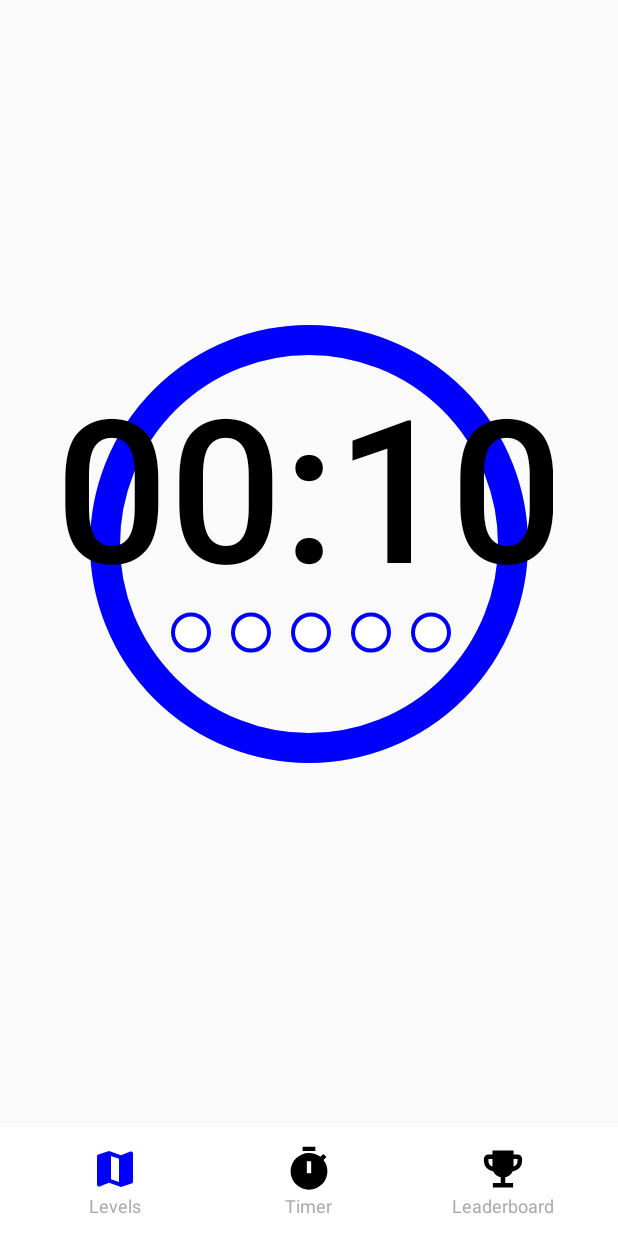
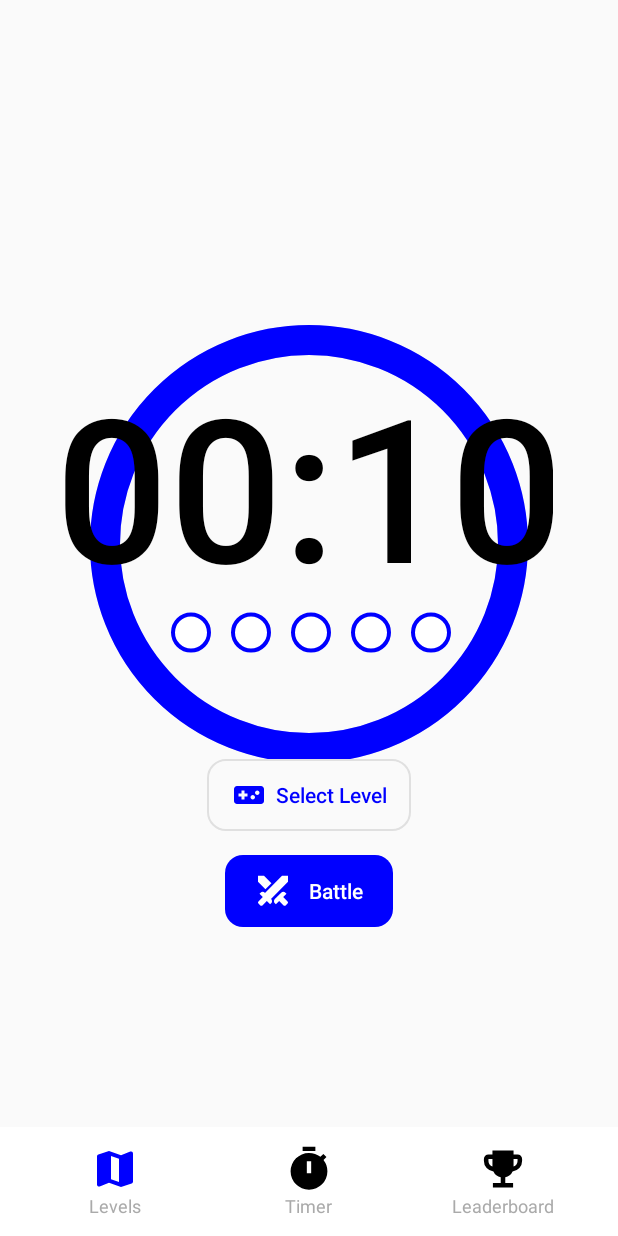
Before and after one commit to Rodarbal/productivity-app, an Android app built with Jetpack Compose: the LevelsActivity screen opened directly, with no data from a screen before it, on a phone screen of 412 x 824 dp. Run offline under Robolectric (Android 15) with nearby library versions, the phone set to English and light mode, and no system bars.

Commit message:
most of level ui

```diff
--- /dev/null
+++ b/app/src/main/res/drawable/button_battle_background.xml
@@ -0,0 +1,5 @@
+<shape xmlns:android="http://schemas.android.com/apk/res/android"
+    android:shape="rectangle">
+    <solid android:color="#0000FF" />
+    <corners android:radius="12dp" />
+</shape>
--- /dev/null
+++ b/app/src/main/res/drawable/ic_battle.xml
@@ -0,0 +1,9 @@
+<vector xmlns:android="http://schemas.android.com/apk/res/android"
+    android:width="24dp"
+    android:height="24dp"
+    android:viewportWidth="960"
+    android:viewportHeight="960">
+  <path
+      android:pathData="M762,864 L645,748l-88,88 -28,-28q-23,-23 -23,-57t23,-57l169,-169q23,-23 57,-23t57,23l28,28 -88,88 116,117q12,12 12,28t-12,28l-50,50q-12,12 -28,12t-28,-12ZM880,236L426,690l5,4q23,23 23,57t-23,57l-28,28 -88,-88L198,864q-12,12 -28,12t-28,-12l-50,-50q-12,-12 -12,-28t12,-28l116,-117 -88,-88 28,-28q23,-23 57,-23t57,23l4,5 454,-454h160v160ZM278,434 L80,236v-160h160l198,198 -160,160Z"
+      android:fillColor="@android:color/white"/>
+</vector>
--- /dev/null
+++ b/app/src/main/res/drawable/ic_control.xml
@@ -0,0 +1,9 @@
+<vector xmlns:android="http://schemas.android.com/apk/res/android"
+    android:width="24dp"
+    android:height="24dp"
+    android:viewportWidth="960"
+    android:viewportHeight="960">
+  <path
+      android:pathData="M160,720q-33,0 -56.5,-23.5T80,640v-320q0,-33 23.5,-56.5T160,240h640q33,0 56.5,23.5T880,320v320q0,33 -23.5,56.5T800,720L160,720ZM280,600h80v-80h80v-80h-80v-80h-80v80h-80v80h80v80ZM580,600q25,0 42.5,-17.5T640,540q0,-25 -17.5,-42.5T580,480q-25,0 -42.5,17.5T520,540q0,25 17.5,42.5T580,600ZM700,480q25,0 42.5,-17.5T760,420q0,-25 -17.5,-42.5T700,360q-25,0 -42.5,17.5T640,420q0,25 17.5,42.5T700,480Z"
+      android:fillColor="@android:color/white"/>
+</vector>
--- a/app/src/main/res/layout/activity_levels.xml
+++ b/app/src/main/res/layout/activity_levels.xml
@@ -11,6 +11,48 @@
         android:layout_height="350dp"
         android:layout_marginTop="200dp"
         android:layout_gravity="center_horizontal" />
+
+    <LinearLayout
+        android:layout_width="wrap_content"
+        android:layout_height="wrap_content"
+        android:orientation="vertical"
+        android:gravity="center"
+        android:layout_gravity="center"
+        android:layout_marginTop="150dp"
+        >
+
+        <Button
+            android:id="@+id/selectLevel"
+            android:layout_width="wrap_content"
+            android:layout_height="wrap_content"
+            android:text="Select Level"
+            android:drawableStart="@drawable/ic_control"
+            android:drawableTint="#0000FF"
+            android:drawablePadding="6dp"
+            android:paddingStart="16dp"
+            android:paddingEnd="16dp"
+            android:background="@drawable/button_reset_background"
+            android:textColor="#0000FF"
+            android:textAllCaps="false"
+            android:stateListAnimator="@null"
+            />
+
+        <Button
+            android:id="@+id/battle"
+            android:layout_width="wrap_content"
+            android:layout_height="wrap_content"
+            android:layout_marginTop="16dp"
+            android:text="Battle"
+            android:drawableStart="@drawable/ic_battle"
+            android:drawableTint="#FFFFFF"
+            android:drawablePadding="12dp"
+            android:paddingStart="20dp"
+            android:paddingEnd="20dp"
+            android:background="@drawable/button_battle_background"
+            android:textColor="#FFFFFF"
+            android:textAllCaps="false"
+            android:stateListAnimator="@null" />
+    </LinearLayout>
 
     <LinearLayout
         android:id="@+id/navigationBar"
```
